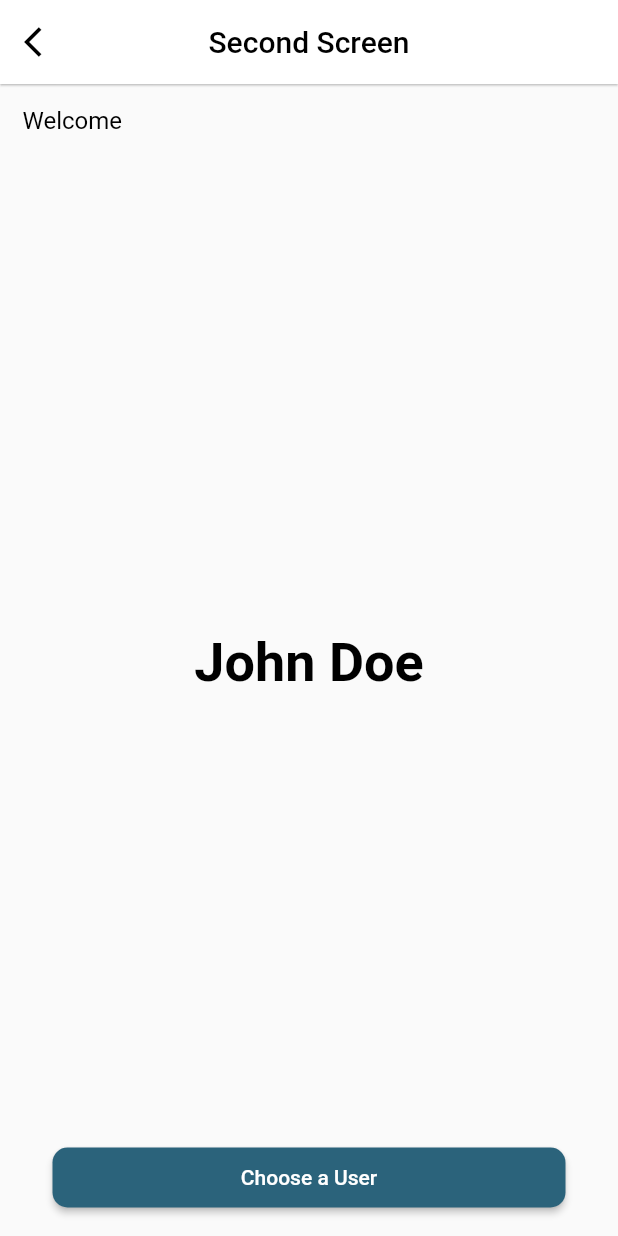
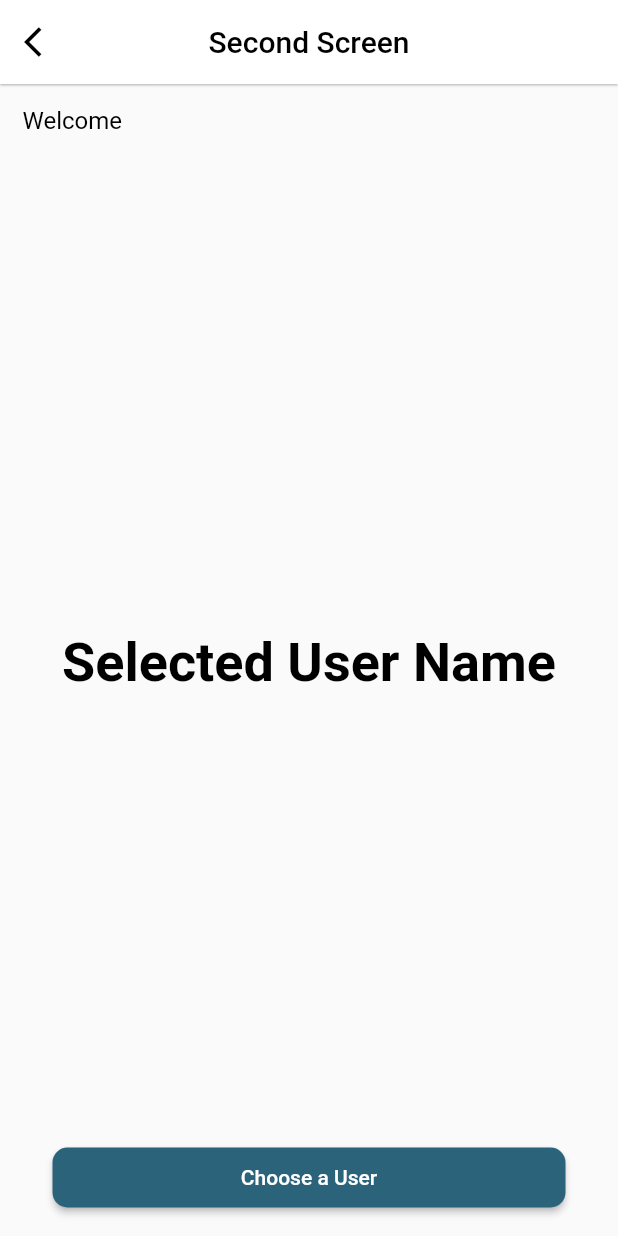
Before and after one commit to xhanalexander/simpleApp, a Flutter app: the screen it shows after launch, after a tap on "NEXT", on a phone screen of 412 x 824 dp. Run offline on Flutter 3.47's test engine with Material 2 defaults, Android fonts, the light colour scheme and no system bars; our stand-ins replace cached_network_image, dio, flutter_spinkit, flutter_staggered_animations; network calls fail.

Commit message:
minor update

```diff
--- a/lib/provider/user_view_model.dart
+++ b/lib/provider/user_view_model.dart
@@ -34,7 +34,7 @@ class UserViewModel extends ChangeNotifier {
 }
 
 class SelectedUser with ChangeNotifier {
-  String _firstName = 'John Doe';
+  String _firstName = 'Selected User Name';
 
   String get firstName => _firstName;
 
--- a/lib/views/third_screen.dart
+++ b/lib/views/third_screen.dart
@@ -22,7 +22,7 @@ class _ThirdScreenState extends State<ThirdScreen> {
     WidgetsFlutterBinding.ensureInitialized().addPostFrameCallback((timeStamp)  {
       Provider.of<UserViewModel>(context, listen: false).getUser(
         pages: 1,
-        perPages: 5,
+        perPages: 10,
       );
     });
   }
@@ -44,9 +44,10 @@ class _ThirdScreenState extends State<ThirdScreen> {
         ),
         body: RefreshIndicator(
           onRefresh: () async {
+            Future.delayed(const Duration(seconds: 2));
             await Provider.of<UserViewModel>(context, listen: false).getUser(
               pages: 1,
-              perPages: 10,
+              perPages: 7,
             );
           },
           child: userViews.dataStatus == DataStatus.loading
@@ -80,6 +81,7 @@ class _ThirdScreenState extends State<ThirdScreen> {
                 separatorBuilder: (context, index) => const Divider(),
                 shrinkWrap: true,
                 itemCount: userViews.user.length,
+                physics: const BouncingScrollPhysics(),
                 itemBuilder: (context, index) {
                   return AnimationConfiguration.staggeredGrid(
                     position: index,
```
Lines whose indentation alone changed are shown as unchanged.
